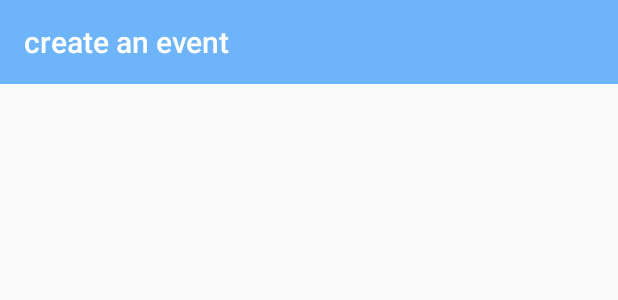
After one commit to TinderButForLike/SQUAA, an Android app: the layout activity_event.xml on its own in the app's theme, with its tools: preview values and no code run, on a phone screen of 412 x 824 dp. The commit adds this screen. Shown: the top 300 px of the screen. Run offline under Robolectric (Android 15) with nearby library versions, the phone set to English and light mode, and no system bars.

Commit message:
event class

```diff
--- a/app/build.gradle
+++ b/app/build.gradle
@@ -22,7 +22,13 @@ dependencies {
     implementation fileTree(dir: 'libs', include: ['*.jar'])
     implementation 'com.android.support:appcompat-v7:28.0.0-alpha3'
     implementation 'com.android.support.constraint:constraint-layout:1.1.2'
+    implementation 'com.jakewharton:butterknife:8.4.0'
+    implementation 'com.parse.bolts:bolts-android:1.4.0'
+    implementation 'com.parse:parse-android:1.17.3'
+    implementation 'com.squareup.okhttp3:logging-interceptor:3.8.1' // for logging API calls to LogCat
+    annotationProcessor 'com.jakewharton:butterknife-compiler:8.4.0'
     testImplementation 'junit:junit:4.12'
     androidTestImplementation 'com.android.support.test:runner:1.0.2'
     androidTestImplementation 'com.android.support.test.espresso:espresso-core:3.0.2'
+
 }
--- a/app/src/main/AndroidManifest.xml
+++ b/app/src/main/AndroidManifest.xml
@@ -5,7 +5,7 @@
     <application
         android:allowBackup="true"
         android:icon="@mipmap/ic_launcher"
-        android:label="@string/app_name"
+        android:label="squaa"
         android:roundIcon="@mipmap/ic_launcher_round"
         android:supportsRtl="true"
         android:theme="@style/AppTheme">
@@ -16,6 +16,9 @@
                 <category android:name="android.intent.category.LAUNCHER" />
             </intent-filter>
         </activity>
+        <activity android:name=".EventActivity"
+            android:theme="@style/Theme.AppCompat.NoActionBar">
+        </activity>
     </application>
 
 </manifest>
--- /dev/null
+++ b/app/src/main/res/layout/activity_event.xml
@@ -0,0 +1,28 @@
+<?xml version="1.0" encoding="utf-8"?>
+<RelativeLayout xmlns:android="http://schemas.android.com/apk/res/android"
+    xmlns:app="http://schemas.android.com/apk/res-auto"
+    xmlns:tools="http://schemas.android.com/tools"
+    android:layout_width="match_parent"
+    android:layout_height="match_parent"
+    tools:context=".EventActivity">
+
+    <android.support.v7.widget.Toolbar
+        android:id="@+id/toolbar"
+        android:layout_width="match_parent"
+        android:layout_height="?actionBarSize"
+        android:background="#6db4fa"
+        app:title="create an event"
+        app:titleTextColor="@android:color/background_light" />
+
+    <ScrollView
+        android:layout_width="match_parent"
+        android:layout_height="match_parent"
+        android:layout_alignParentStart="true"
+        android:layout_below="@+id/toolbar">
+
+        <LinearLayout
+            android:layout_width="match_parent"
+            android:layout_height="wrap_content"
+            android:orientation="vertical" />
+    </ScrollView>
+</RelativeLayout>
--- a/app/src/main/res/values/styles.xml
+++ b/app/src/main/res/values/styles.xml
@@ -1,7 +1,7 @@
 <resources>
 
     <!-- Base application theme. -->
-    <style name="AppTheme" parent="Theme.AppCompat.Light.DarkActionBar">
+    <style name="AppTheme" parent="Theme.AppCompat.Light.NoActionBar">
         <!-- Customize your theme here. -->
         <item name="colorPrimary">@color/colorPrimary</item>
         <item name="colorPrimaryDark">@color/colorPrimaryDark</item>
```
Also changed, not shown: app/src/main/java/com/example/cgaima/squaa/Event.java (added, +56 -0 lines), app/src/main/java/com/example/cgaima/squaa/EventActivity.java (added, +35 -0 lines), app/src/main/res/layout/activity_home.xml (+0 -9 lines).
